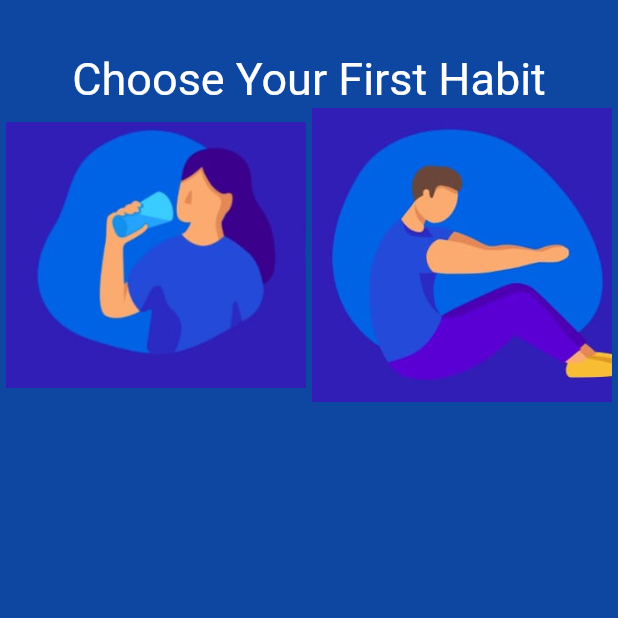
After one commit to GulabSinghSikarwar/Habit_tracker_hack, a Flutter app: the onboardingPage1 screen opened directly, on a phone screen of 412 x 824 dp, the top half of it. The commit adds this screen. Run offline on Flutter 3.47's test engine with Material 2 defaults, Android fonts, the phone set to English and light mode, and no system bars; our stand-ins replace flutter_colorpicker, font_awesome_flutter, shared_preferences; missing offline and left inert: weekly_date_picker; accounts and stored records are empty.

```diff
--- /dev/null
+++ b/lib/screens/onboardingscreen1.dart
@@ -0,0 +1,50 @@
+import 'package:flutter/cupertino.dart';
+import 'package:flutter/material.dart';
+
+class onboardingPage1 extends StatefulWidget {
+  const onboardingPage1({super.key});
+
+  @override
+  State<onboardingPage1> createState() => onboardingPage1State();
+}
+
+class onboardingPage1State extends State<onboardingPage1> {
+  @override
+  Widget build(BuildContext context) {
+    return Scaffold(
+      body: SafeArea(
+        child: Container(
+          color: Colors.blue[900],
+          child: Column(
+            crossAxisAlignment: CrossAxisAlignment.start,
+            children: [
+              SizedBox(
+                height: 35,
+              ),
+              Center(
+                  child: Text("Choose Your First Habit",
+                      style: TextStyle(color: Colors.white, fontSize: 30))),
+              Container(
+                child: Row(
+                  mainAxisAlignment: MainAxisAlignment.spaceEvenly,
+                  children: [
+                    Container(
+                      height: 200,
+                      width: 200,
+                      child: Image.asset("images/drinkwater.jpg"),
+                    ),
+                    Container(
+                      height: 200,
+                      width: 200,
+                      child: Image.asset("images/morningexercise.jpg"),
+                    )
+                  ],
+                ),
+              )
+            ],
+          ),
+        ),
+      ),
+    );
+  }
+}
--- a/lib/screens/onboarding1.dart
+++ b/lib/screens/onboardingscreen2.dart
@@ -3,8 +3,8 @@ import 'package:habit_tracker/features/Homescreen/HomeScreen.dart';
 import 'package:habit_tracker/screens/chooseHabit.dart';
 import 'package:habit_tracker/screens/quickHabits/prevent.dart';
 
-class OnboardingPage1 extends StatelessWidget {
-  const OnboardingPage1({super.key});
+class OnboardingPage2 extends StatelessWidget {
+  const OnboardingPage2({super.key});
 
   @override
   Widget build(BuildContext context) {
```
Also changed, not shown: lib/main.dart (+9 -3 lines), lib/screens/Splash-Screen.dart (added, +20 -0 lines), lib/screens/onboardingscreen.dart (added, +39 -0 lines), images/drinkwater.jpg (added), images/logo.jpg (added), images/meditate.jpg (added), images/morningexercise.jpg (added), images/read.jpg (added), images/splash.jpeg (added), images/splash1.jpg (added).
